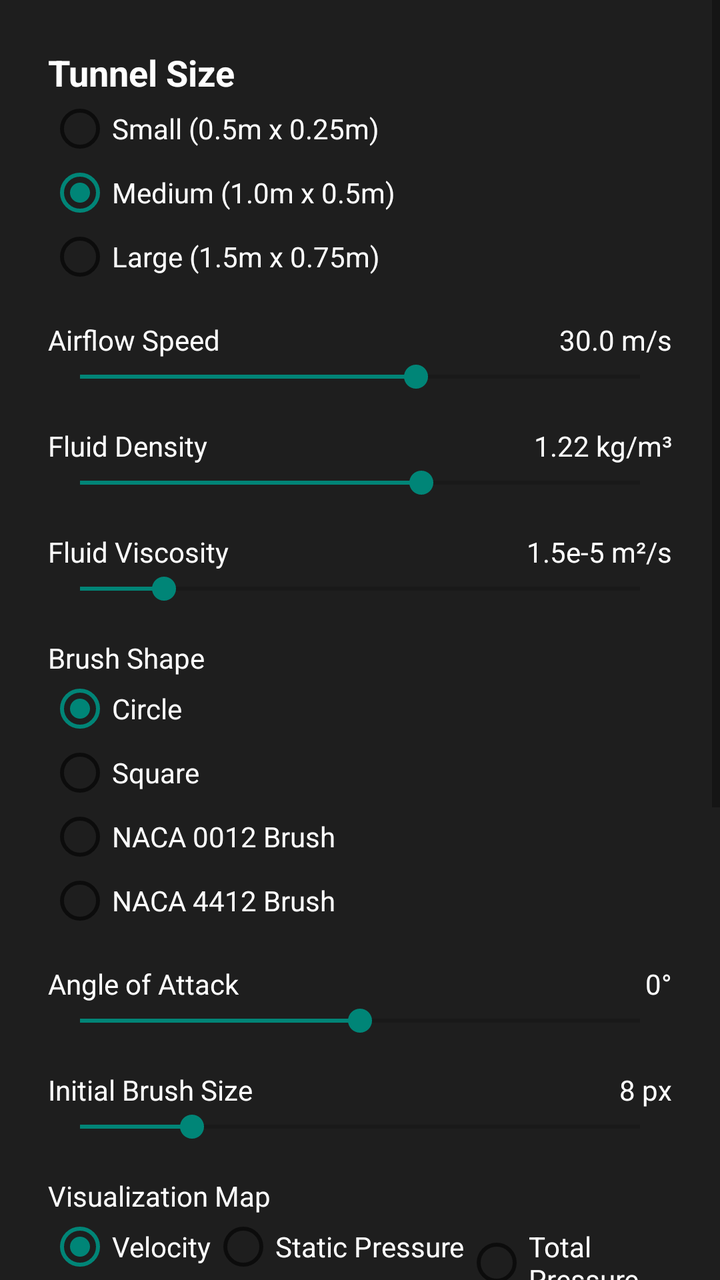
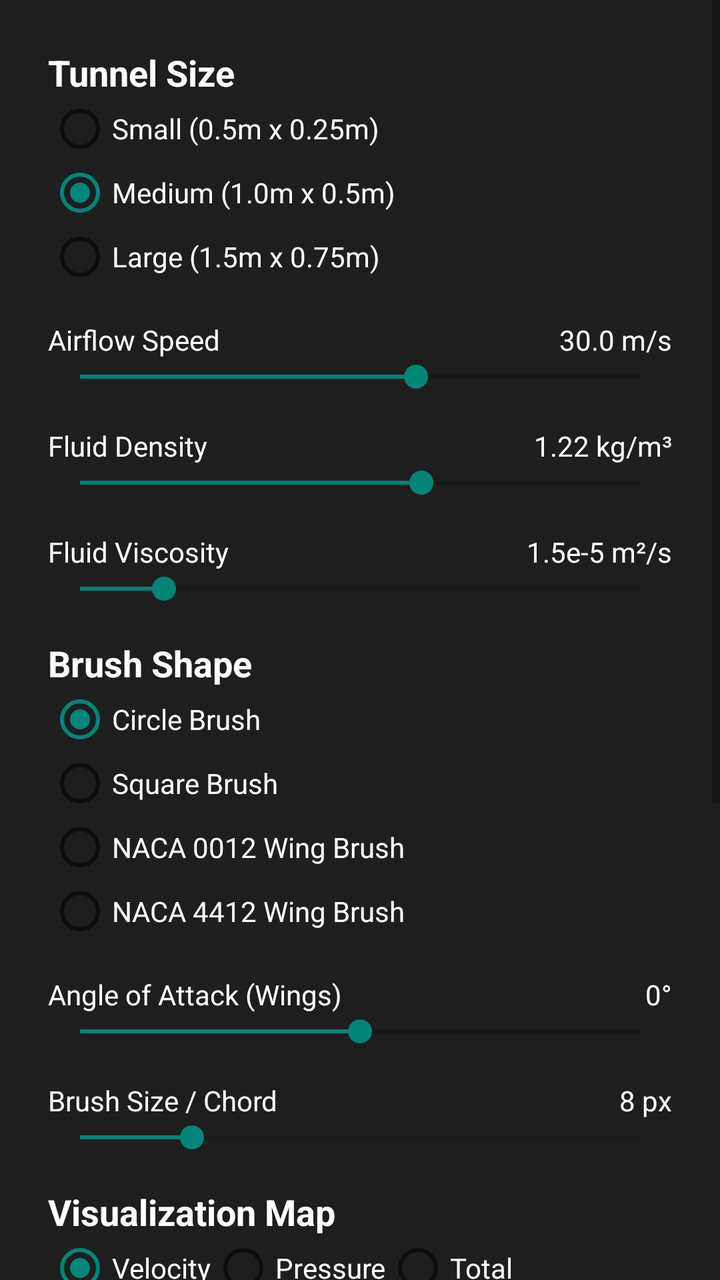

Two renders of the same Android screen: before a commit and after it. Below are the layout's source before the change and the commit's diff.
<!-- AndroidManifest.xml: application theme Theme.AppCompat.Light.NoActionBar -->
<!-- res/layout/settings_menu.xml -->
<?xml version="1.0" encoding="utf-8"?>
<ScrollView xmlns:android="http://schemas.android.com/apk/res/android"
    android:layout_width="match_parent"
    android:layout_height="wrap_content">

    <LinearLayout
        android:layout_width="match_parent"
        android:layout_height="wrap_content"
        android:background="#E0000000"
        android:orientation="vertical"
        android:padding="24dp">

        <TextView
            android:layout_width="wrap_content"
            android:layout_height="wrap_content"
            android:text="Tunnel Size"
            android:textColor="@android:color/white"
            android:textSize="18sp"
            android:textStyle="bold" />

        <RadioGroup
            android:id="@+id/rgSize"
            android:layout_width="match_parent"
            android:layout_height="wrap_content"
            android:orientation="vertical">

            <RadioButton
                android:id="@+id/rbSmall"
                android:layout_width="wrap_content"
                android:layout_height="wrap_content"
                android:text="Small (0.5m x 0.25m)"
                android:textColor="@android:color/white" />

            <RadioButton
                android:id="@+id/rbMedium"
                android:layout_width="wrap_content"
                android:layout_height="wrap_content"
                android:checked="true"
                android:text="Medium (1.0m x 0.5m)"
                android:textColor="@android:color/white" />

            <RadioButton
                android:id="@+id/rbLarge"
                android:layout_width="wrap_content"
                android:layout_height="wrap_content"
                android:text="Large (1.5m x 0.75m)"
                android:textColor="@android:color/white" />
        </RadioGroup>

        <Space
            android:layout_width="match_parent"
            android:layout_height="16dp" />

        <LinearLayout
            android:layout_width="match_parent"
            android:layout_height="wrap_content"
            android:orientation="horizontal">

            <TextView
                android:layout_width="0dp"
                android:layout_height="wrap_content"
                android:layout_weight="1"
                android:text="Airflow Speed"
                android:textColor="@android:color/white" />

            <TextView
                android:id="@+id/tvSpeedValue"
                android:layout_width="wrap_content"
                android:layout_height="wrap_content"
                android:text="30.0 m/s"
                android:textColor="@android:color/white" />
        </LinearLayout>

        <SeekBar
            android:id="@+id/sbSpeed"
            android:layout_width="match_parent"
            android:layout_height="wrap_content"
            android:max="200"
            android:progress="120" />

        <Space
            android:layout_width="match_parent"
            android:layout_height="16dp" />

        <LinearLayout
            android:layout_width="match_parent"
            android:layout_height="wrap_content"
            android:orientation="horizontal">

            <TextView
                android:layout_width="0dp"
                android:layout_height="wrap_content"
                android:layout_weight="1"
                android:text="Fluid Density"
                android:textColor="@android:color/white" />

            <TextView
                android:id="@+id/tvDensityValue"
                android:layout_width="wrap_content"
                android:layout_height="wrap_content"
                android:text="1.22 kg/m³"
                android:textColor="@android:color/white" />
        </LinearLayout>

        <SeekBar
            android:id="@+id/sbDensity"
            android:layout_width="match_parent"
            android:layout_height="wrap_content"
            android:max="200"
            android:progress="122" />

        <Space
            android:layout_width="match_parent"
            android:layout_height="16dp" />

        <LinearLayout
            android:layout_width="match_parent"
            android:layout_height="wrap_content"
            android:orientation="horizontal">

            <TextView
                android:layout_width="0dp"
                android:layout_height="wrap_content"
                android:layout_weight="1"
                android:text="Fluid Viscosity"
                android:textColor="@android:color/white" />

            <TextView
                android:id="@+id/tvViscosityValue"
                android:layout_width="wrap_content"
                android:layout_height="wrap_content"
                android:text="1.5e-5 m²/s"
                android:textColor="@android:color/white" />
        </LinearLayout>

        <SeekBar
            android:id="@+id/sbViscosity"
            android:layout_width="match_parent"
            android:layout_height="wrap_content"
            android:max="100"
            android:progress="15" />

        <Space
            android:layout_width="match_parent"
            android:layout_height="16dp" />

        <TextView
            android:layout_width="wrap_content"
            android:layout_height="wrap_content"
            android:text="Brush Shape"
            android:textColor="@android:color/white" />

        <RadioGroup
            android:id="@+id/rgShape"
            android:layout_width="match_parent"
            android:layout_height="wrap_content"
            android:orientation="vertical">

            <RadioButton
                android:id="@+id/rbCircle"
                android:layout_width="wrap_content"
                android:layout_height="wrap_content"
                android:checked="true"
                android:text="Circle"
                android:textColor="@android:color/white" />

            <RadioButton
                android:id="@+id/rbSquare"
                android:layout_width="wrap_content"
                android:layout_height="wrap_content"
                android:text="Square"
                android:textColor="@android:color/white" />

            <RadioButton
                android:id="@+id/rbNaca0012"
                android:layout_width="wrap_content"
                android:layout_height="wrap_content"
                android:text="NACA 0012 Brush"
                android:textColor="@android:color/white" />

            <RadioButton
                android:id="@+id/rbNaca4412"
                android:layout_width="wrap_content"
                android:layout_height="wrap_content"
                android:text="NACA 4412 Brush"
                android:textColor="@android:color/white" />
        </RadioGroup>

        <Space
            android:layout_width="match_parent"
            android:layout_height="16dp" />

        <LinearLayout
            android:layout_width="match_parent"
            android:layout_height="wrap_content"
            android:orientation="horizontal">

            <TextView
                android:layout_width="0dp"
                android:layout_height="wrap_content"
                android:layout_weight="1"
                android:text="Angle of Attack"
                android:textColor="@android:color/white" />

            <TextView
                android:id="@+id/tvAoAValue"
                android:layout_width="wrap_content"
                android:layout_height="wrap_content"
                android:text="0°"
                android:textColor="@android:color/white" />
        </LinearLayout>

        <SeekBar
            android:id="@+id/sbAoA"
            android:layout_width="match_parent"
            android:layout_height="wrap_content"
            android:max="40"
            android:progress="20" />

        <Space
            android:layout_width="match_parent"
            android:layout_height="16dp" />

        <LinearLayout
            android:layout_width="match_parent"
            android:layout_height="wrap_content"
            android:orientation="horizontal">

            <TextView
                android:layout_width="0dp"
                android:layout_height="wrap_content"
                android:layout_weight="1"
                android:text="Initial Brush Size"
                android:textColor="@android:color/white" />

            <TextView
                android:id="@+id/tvBrushSizeValue"
                android:layout_width="wrap_content"
                android:layout_height="wrap_content"
                android:text="8 px"
                android:textColor="@android:color/white" />
        </LinearLayout>

        <SeekBar
            android:id="@+id/sbBrushSize"
            android:layout_width="match_parent"
            android:layout_height="wrap_content"
            android:max="40"
            android:progress="8" />

        <Space
            android:layout_width="match_parent"
            android:layout_height="16dp" />

        <TextView
            android:layout_width="wrap_content"
            android:layout_height="wrap_content"
            android:text="Visualization Map"
            android:textColor="@android:color/white" />

        <RadioGroup
            android:id="@+id/rgViz"
            android:layout_width="match_parent"
            android:layout_height="wrap_content"
            android:orientation="horizontal">

            <RadioButton
                android:id="@+id/rbVizVelocity"
                android:layout_width="wrap_content"
                android:layout_height="wrap_content"
                android:checked="true"
                android:text="Velocity"
                android:textColor="@android:color/white" />

            <RadioButton
                android:id="@+id/rbVizPressure"
                android:layout_width="wrap_content"
                android:layout_height="wrap_content"
                android:text="Static Pressure"
                android:textColor="@android:color/white" />

            <RadioButton
                android:id="@+id/rbVizTotal"
                android:layout_width="wrap_content"
                android:layout_height="wrap_content"
                android:text="Total Pressure"
                android:textColor="@android:color/white" />
        </RadioGroup>

        <Space
            android:layout_width="match_parent"
            android:layout_height="8dp" />

        <androidx.appcompat.widget.SwitchCompat
            android:id="@+id/swAbsolute"
            android:layout_width="match_parent"
            android:layout_height="wrap_content"
            android:text="Use Absolute Pressure (101.3 kPa base)"
            android:textColor="@android:color/white" />

        <Space
            android:layout_width="match_parent"
            android:layout_height="16dp" />

        <TextView
            android:layout_width="wrap_content"
            android:layout_height="wrap_content"
            android:text="Top/Bottom Boundaries"
            android:textColor="@android:color/white" />

        <RadioGroup
            android:id="@+id/rgBoundary"
            android:layout_width="match_parent"
            android:layout_height="wrap_content"
            android:orientation="vertical">

            <RadioButton
                android:id="@+id/rbBndPeriodic"
                android:layout_width="wrap_content"
                android:layout_height="wrap_content"
                android:checked="true"
                android:text="Periodic (Wraparound)"
                android:textColor="@android:color/white" />

            <RadioButton
                android:id="@+id/rbBndNoSlip"
                android:layout_width="wrap_content"
                android:layout_height="wrap_content"
                android:text="No-Slip Wall (Friction)"
                android:textColor="@android:color/white" />

            <RadioButton
                android:id="@+id/rbBndFreeSlip"
                android:layout_width="wrap_content"
                android:layout_height="wrap_content"
                android:text="Free-Slip (Mirror/Symmetry)"
                android:textColor="@android:color/white" />
        </RadioGroup>

        <Space
            android:layout_width="match_parent"
            android:layout_height="16dp" />

        <androidx.appcompat.widget.SwitchCompat
            android:id="@+id/swTelemetry"
            android:layout_width="match_parent"
            android:layout_height="wrap_content"
            android:checked="true"
            android:text="Show Detailed Telemetry"
            android:textColor="@android:color/white" />

        <Space
            android:layout_width="match_parent"
            android:layout_height="8dp" />

        <androidx.appcompat.widget.SwitchCompat
            android:id="@+id/swGridlines"
            android:layout_width="match_parent"
            android:layout_height="wrap_content"
            android:text="Show Reference Grid (10cm)"
            android:textColor="@android:color/white" />

        <Space
            android:layout_width="match_parent"
            android:layout_height="32dp" />

        <TextView
            android:layout_width="match_parent"
            android:layout_height="wrap_content"
            android:text="Educational Disclaimer:\nThis app is to be used as an educational tool only and not be relied upon for any design calculations. Please allow the flow to stabilise before reading any results, turbulence can cause significant fluctuations."
            android:textColor="#A0FFFFFF"
            android:textSize="12sp"
            android:textStyle="italic"
            android:gravity="center" />

    </LinearLayout>
</ScrollView>
<!-- resources referenced by this layout -->
<resources>

</resources>

<!-- the commit's change to res/layout/settings_menu.xml (unified diff, before → after) -->
@@ -148,7 +148,9 @@
             android:layout_width="wrap_content"
             android:layout_height="wrap_content"
             android:text="Brush Shape"
-            android:textColor="@android:color/white" />
+            android:textColor="@android:color/white"
+            android:textSize="18sp"
+            android:textStyle="bold" />
 
         <RadioGroup
             android:id="@+id/rgShape"
@@ -161,28 +163,28 @@
                 android:layout_width="wrap_content"
                 android:layout_height="wrap_content"
                 android:checked="true"
-                android:text="Circle"
+                android:text="Circle Brush"
                 android:textColor="@android:color/white" />
 
             <RadioButton
                 android:id="@+id/rbSquare"
                 android:layout_width="wrap_content"
                 android:layout_height="wrap_content"
-                android:text="Square"
+                android:text="Square Brush"
                 android:textColor="@android:color/white" />
 
             <RadioButton
                 android:id="@+id/rbNaca0012"
                 android:layout_width="wrap_content"
                 android:layout_height="wrap_content"
-                android:text="NACA 0012 Brush"
+                android:text="NACA 0012 Wing Brush"
                 android:textColor="@android:color/white" />
 
             <RadioButton
                 android:id="@+id/rbNaca4412"
                 android:layout_width="wrap_content"
                 android:layout_height="wrap_content"
-                android:text="NACA 4412 Brush"
+                android:text="NACA 4412 Wing Brush"
                 android:textColor="@android:color/white" />
         </RadioGroup>
 
@@ -199,7 +201,7 @@
                 android:layout_width="0dp"
                 android:layout_height="wrap_content"
                 android:layout_weight="1"
-                android:text="Angle of Attack"
+                android:text="Angle of Attack (Wings)"
                 android:textColor="@android:color/white" />
 
             <TextView
@@ -230,7 +232,7 @@
                 android:layout_width="0dp"
                 android:layout_height="wrap_content"
                 android:layout_weight="1"
-                android:text="Initial Brush Size"
+                android:text="Brush Size / Chord"
                 android:textColor="@android:color/white" />
 
             <TextView
@@ -256,7 +258,9 @@
             android:layout_width="wrap_content"
             android:layout_height="wrap_content"
             android:text="Visualization Map"
-            android:textColor="@android:color/white" />
+            android:textColor="@android:color/white"
+            android:textSize="18sp"
+            android:textStyle="bold" />
 
         <RadioGroup
             android:id="@+id/rgViz"
@@ -276,14 +280,14 @@
                 android:id="@+id/rbVizPressure"
                 android:layout_width="wrap_content"
                 android:layout_height="wrap_content"
-                android:text="Static Pressure"
+                android:text="Pressure"
                 android:textColor="@android:color/white" />
 
             <RadioButton
                 android:id="@+id/rbVizTotal"
                 android:layout_width="wrap_content"
                 android:layout_height="wrap_content"
-                android:text="Total Pressure"
+                android:text="Total"
                 android:textColor="@android:color/white" />
         </RadioGroup>
 
@@ -295,7 +299,7 @@
             android:id="@+id/swAbsolute"
             android:layout_width="match_parent"
             android:layout_height="wrap_content"
-            android:text="Use Absolute Pressure (101.3 kPa base)"
+            android:text="Absolute Pressure"
             android:textColor="@android:color/white" />
 
         <Space
@@ -305,8 +309,10 @@
         <TextView
             android:layout_width="wrap_content"
             android:layout_height="wrap_content"
-            android:text="Top/Bottom Boundaries"
-            android:textColor="@android:color/white" />
+            android:text="Boundary Conditions"
+            android:textColor="@android:color/white"
+            android:textSize="18sp"
+            android:textStyle="bold" />
 
         <RadioGroup
             android:id="@+id/rgBoundary"
@@ -319,21 +325,21 @@
                 android:layout_width="wrap_content"
                 android:layout_height="wrap_content"
                 android:checked="true"
-                android:text="Periodic (Wraparound)"
+                android:text="Periodic"
                 android:textColor="@android:color/white" />
 
             <RadioButton
                 android:id="@+id/rbBndNoSlip"
                 android:layout_width="wrap_content"
                 android:layout_height="wrap_content"
-                android:text="No-Slip Wall (Friction)"
+                android:text="Solid Walls"
                 android:textColor="@android:color/white" />
 
             <RadioButton
                 android:id="@+id/rbBndFreeSlip"
                 android:layout_width="wrap_content"
                 android:layout_height="wrap_content"
-                android:text="Free-Slip (Mirror/Symmetry)"
+                android:text="Symmetry/Smooth"
                 android:textColor="@android:color/white" />
         </RadioGroup>
 
@@ -346,18 +352,14 @@
             android:layout_width="match_parent"
             android:layout_height="wrap_content"
             android:checked="true"
-            android:text="Show Detailed Telemetry"
+            android:text="Show Detailed Stats"
             android:textColor="@android:color/white" />
-
-        <Space
-            android:layout_width="match_parent"
-            android:layout_height="8dp" />
 
         <androidx.appcompat.widget.SwitchCompat
             android:id="@+id/swGridlines"
             android:layout_width="match_parent"
             android:layout_height="wrap_content"
-            android:text="Show Reference Grid (10cm)"
+            android:text="Show Gridlines"
             android:textColor="@android:color/white" />
 
         <Space
